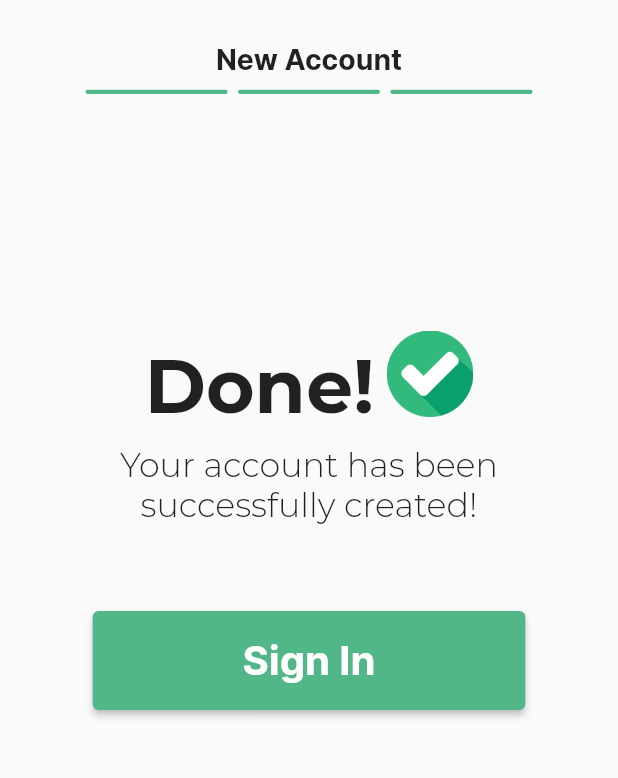
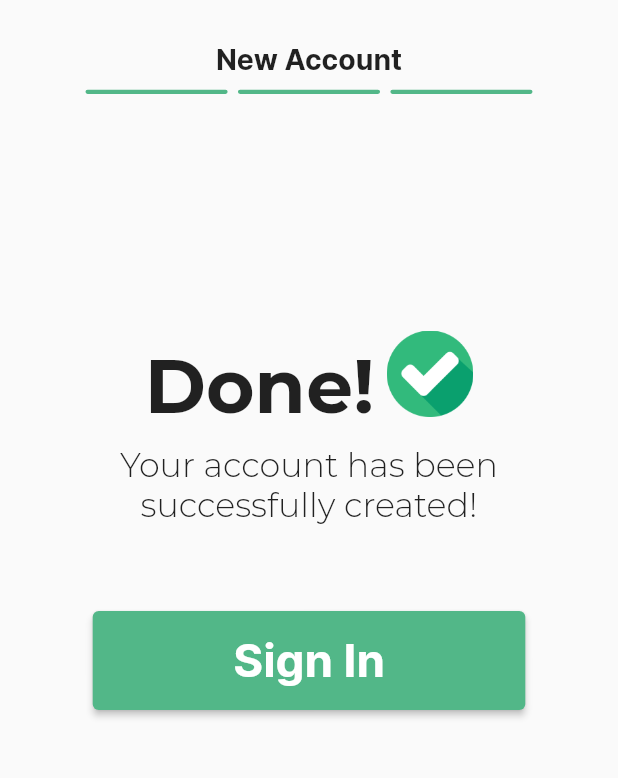
Before and after one commit to Syn4z/Cash-Flow, a Flutter app: the newAcc3 screen opened directly, on a phone screen of 412 x 824 dp, the part 121-899 px from its top. Run offline on Flutter 3.47's test engine with Material 2 defaults, Android fonts, the phone set to English and light mode, and no system bars; our stand-ins replace email_validator; network calls fail; project files that could hold a hidden picture were left out.

```diff
--- a/cash_flow/lib/widgets/nextButton.dart
+++ b/cash_flow/lib/widgets/nextButton.dart
@@ -17,10 +17,10 @@ class nextBtn extends StatelessWidget {
   @override
   Widget build(BuildContext context) {
     final screenWidth = MediaQuery.of(context).size.width;
-    final screenHeight = MediaQuery.of(context).size.width;
+    final screenHeight = MediaQuery.of(context).size.height;
     return Container(
       width: screenWidth * 0.7,
-      height: screenHeight * 0.16,
+      height: screenHeight * 0.08,
       margin: EdgeInsets.only(top: upperMargin),
       child: ElevatedButton(
         onPressed: () {
@@ -41,12 +41,12 @@ class nextBtn extends StatelessWidget {
           }
         },
         style: ElevatedButton.styleFrom(
-            padding: const EdgeInsets.symmetric(horizontal: 0, vertical: 0),
+            // padding: const EdgeInsets.symmetric(horizontal: 0, vertical: 0),
             backgroundColor: const Color.fromARGB(255, 82, 183, 136)),
         child: Text(
           text,
           style: TextStyle(
-            fontSize: screenHeight * 0.065,
+            fontSize: screenHeight * 0.037,
             color: const Color.fromARGB(255, 255, 255, 255),
             fontFamily: 'Inter',
             fontWeight: FontWeight.w700,
```
